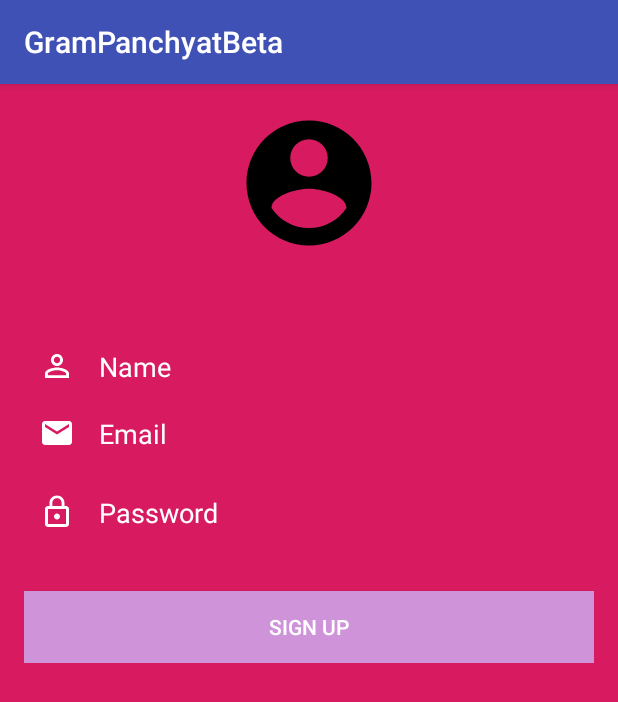
After one commit to himanshuladia/sih2k18, an Android app: the SignUpActivity screen opened directly, with no data from a screen before it, on a phone screen of 412 x 824 dp. The commit adds this screen. Shown: the top 702 px of the screen. Run offline under Robolectric (Android 15) with nearby library versions, the light colour scheme and no system bars.

Commit message:
Dummpy Login Option

```diff
--- a/app/src/main/AndroidManifest.xml
+++ b/app/src/main/AndroidManifest.xml
@@ -16,6 +16,8 @@
                 <category android:name="android.intent.category.LAUNCHER" />
             </intent-filter>
         </activity>
+        <activity android:name=".Login.SignInActivity" />
+        <activity android:name=".Login.SignUpActivity"></activity>
     </application>
 
 </manifest>
--- /dev/null
+++ b/app/src/main/java/com/example/android/grampanchyatbeta/Login/SignUpActivity.java
@@ -0,0 +1,15 @@
+package com.example.android.grampanchyatbeta.Login;
+
+import android.support.v7.app.AppCompatActivity;
+import android.os.Bundle;
+
+import com.example.android.grampanchyatbeta.R;
+
+public class SignUpActivity extends AppCompatActivity {
+
+    @Override
+    protected void onCreate(Bundle savedInstanceState) {
+        super.onCreate(savedInstanceState);
+        setContentView(R.layout.activity_sign_up);
+    }
+}
--- /dev/null
+++ b/app/src/main/res/drawable/chat_structure_profile.xml
@@ -0,0 +1,9 @@
+<vector xmlns:android="http://schemas.android.com/apk/res/android"
+        android:width="24dp"
+        android:height="24dp"
+        android:viewportWidth="24.0"
+        android:viewportHeight="24.0">
+    <path
+        android:fillColor="#FF000000"
+        android:pathData="M12,2C6.48,2 2,6.48 2,12s4.48,10 10,10 10,-4.48 10,-10S17.52,2 12,2zM12,5c1.66,0 3,1.34 3,3s-1.34,3 -3,3 -3,-1.34 -3,-3 1.34,-3 3,-3zM12,19.2c-2.5,0 -4.71,-1.28 -6,-3.22 0.03,-1.99 4,-3.08 6,-3.08 1.99,0 5.97,1.09 6,3.08 -1.29,1.94 -3.5,3.22 -6,3.22z"/>
+</vector>
--- /dev/null
+++ b/app/src/main/res/drawable/ic_email_black_24dp.xml
@@ -0,0 +1,9 @@
+<vector xmlns:android="http://schemas.android.com/apk/res/android"
+        android:width="24dp"
+        android:height="24dp"
+        android:viewportWidth="24.0"
+        android:viewportHeight="24.0">
+    <path
+        android:fillColor="#FF000000"
+        android:pathData="M20,4L4,4c-1.1,0 -1.99,0.9 -1.99,2L2,18c0,1.1 0.9,2 2,2h16c1.1,0 2,-0.9 2,-2L22,6c0,-1.1 -0.9,-2 -2,-2zM20,8l-8,5 -8,-5L4,6l8,5 8,-5v2z"/>
+</vector>
--- /dev/null
+++ b/app/src/main/res/drawable/ic_lock_outline_24dp.xml
@@ -0,0 +1,9 @@
+<vector xmlns:android="http://schemas.android.com/apk/res/android"
+        android:width="24dp"
+        android:height="24dp"
+        android:viewportWidth="24.0"
+        android:viewportHeight="24.0">
+    <path
+        android:fillColor="#FF000000"
+        android:pathData="M12,17c1.1,0 2,-0.9 2,-2s-0.9,-2 -2,-2 -2,0.9 -2,2 0.9,2 2,2zM18,8h-1L17,6c0,-2.76 -2.24,-5 -5,-5S7,3.24 7,6v2L6,8c-1.1,0 -2,0.9 -2,2v10c0,1.1 0.9,2 2,2h12c1.1,0 2,-0.9 2,-2L20,10c0,-1.1 -0.9,-2 -2,-2zM8.9,6c0,-1.71 1.39,-3.1 3.1,-3.1s3.1,1.39 3.1,3.1v2L8.9,8L8.9,6zM18,20L6,20L6,10h12v10z"/>
+</vector>
--- /dev/null
+++ b/app/src/main/res/drawable/ic_user_24dp.xml
@@ -0,0 +1,9 @@
+<vector xmlns:android="http://schemas.android.com/apk/res/android"
+        android:width="24dp"
+        android:height="24dp"
+        android:viewportWidth="24.0"
+        android:viewportHeight="24.0">
+    <path
+        android:fillColor="#FF000000"
+        android:pathData="M12,5.9c1.16,0 2.1,0.94 2.1,2.1s-0.94,2.1 -2.1,2.1S9.9,9.16 9.9,8s0.94,-2.1 2.1,-2.1m0,9c2.97,0 6.1,1.46 6.1,2.1v1.1L5.9,18.1L5.9,17c0,-0.64 3.13,-2.1 6.1,-2.1M12,4C9.79,4 8,5.79 8,8s1.79,4 4,4 4,-1.79 4,-4 -1.79,-4 -4,-4zM12,13c-2.67,0 -8,1.34 -8,4v3h16v-3c0,-2.66 -5.33,-4 -8,-4z"/>
+</vector>
--- /dev/null
+++ b/app/src/main/res/layout/activity_sign_up.xml
@@ -0,0 +1,73 @@
+<?xml version="1.0" encoding="utf-8"?>
+<RelativeLayout
+    xmlns:android="http://schemas.android.com/apk/res/android"
+    xmlns:app="http://schemas.android.com/apk/res-auto"
+    xmlns:tools="http://schemas.android.com/tools"
+    android:layout_width="match_parent"
+    android:layout_height="match_parent"
+    android:background="@color/colorBackground"
+    tools:context="com.example.android.grampanchyatbeta.Login.SignUpActivity">
+    <LinearLayout
+        android:layout_width="match_parent"
+        android:layout_height="wrap_content"
+        android:orientation="vertical"
+        android:padding="16dp">
+        <ImageView
+            android:id="@+id/sign_up_profile_picture"
+            android:layout_width="100dp"
+            android:layout_height="100dp"
+            android:layout_gravity="center"
+            android:src="@drawable/chat_structure_profile" />
+        <EditText
+            android:id="@+id/sign_up_name"
+            android:layout_width="match_parent"
+            android:layout_height="wrap_content"
+            android:layout_marginTop="50dp"
+            android:background="@color/colorBackground"
+            android:drawableLeft="@drawable/ic_user_24dp"
+            android:drawablePadding="16dp"
+            android:drawableTint="@android:color/white"
+            android:hint="@string/login_name_hint"
+            android:padding="10dp"
+            android:textColor="@android:color/white"
+            android:textColorHint="@android:color/white" />
+
+        <EditText
+            android:id="@+id/sign_up_email"
+            android:layout_width="match_parent"
+            android:layout_height="wrap_content"
+            android:background="@color/colorBackground"
+            android:drawableLeft="@drawable/ic_email_black_24dp"
+            android:drawablePadding="16dp"
+            android:drawableTint="@android:color/white"
+            android:hint="@string/login_email_hint"
+            android:padding="10dp"
+            android:textColor="@android:color/white"
+            android:textColorHint="@android:color/white" />
+
+        <EditText
+            android:id="@+id/sign_up_password"
+            android:layout_width="match_parent"
+            android:layout_height="wrap_content"
+            android:layout_marginTop="8dp"
+            android:background="@color/colorBackground"
+            android:drawableLeft="@drawable/ic_lock_outline_24dp"
+            android:drawablePadding="16dp"
+            android:drawableTint="@android:color/white"
+            android:hint="@string/login_password_hint"
+            android:padding="10dp"
+            android:inputType="textPassword"
+            android:textColor="@android:color/white"
+            android:textColorHint="@android:color/white" />
+
+        <Button
+            android:id="@+id/sign_up_button"
+            android:layout_width="match_parent"
+            android:layout_height="wrap_content"
+            android:layout_marginTop="30dp"
+            android:background="@color/colorButton"
+            android:text="@string/login_sign_up"
+            android:textColor="@android:color/white" />
+    </LinearLayout>
+
+</RelativeLayout>
--- a/app/src/main/res/values/colors.xml
+++ b/app/src/main/res/values/colors.xml
@@ -3,4 +3,6 @@
     <color name="colorPrimary">#3F51B5</color>
     <color name="colorPrimaryDark">#303F9F</color>
     <color name="colorAccent">#FF4081</color>
+    <color name="colorBackground">#D81B60</color>
+    <color name="colorButton">#CE93D8</color>
 </resources>
--- a/app/src/main/res/values/strings.xml
+++ b/app/src/main/res/values/strings.xml
@@ -1,3 +1,12 @@
 <resources>
     <string name="app_name">GramPanchyatBeta</string>
+
+
+    //Login Activity Strings
+    <string name="login_email_hint">Email</string>
+    <string name="login_password_hint">Password</string>
+    <string name="login_sign_in_button">Sign In</string>
+    <string name="login_no_account">Don\'t have an account ?</string>
+    <string name="login_sign_up">Sign Up</string>
+    <string name="login_name_hint">Name</string>
 </resources>
```
Also changed, not shown: app/src/main/java/com/example/android/grampanchyatbeta/Login/SignInActivity.java (added, +15 -0 lines), app/src/main/res/layout/activity_sign_in.xml (added, +86 -0 lines), app/src/main/res/layout/activity_village.xml (+3 -7 lines).
